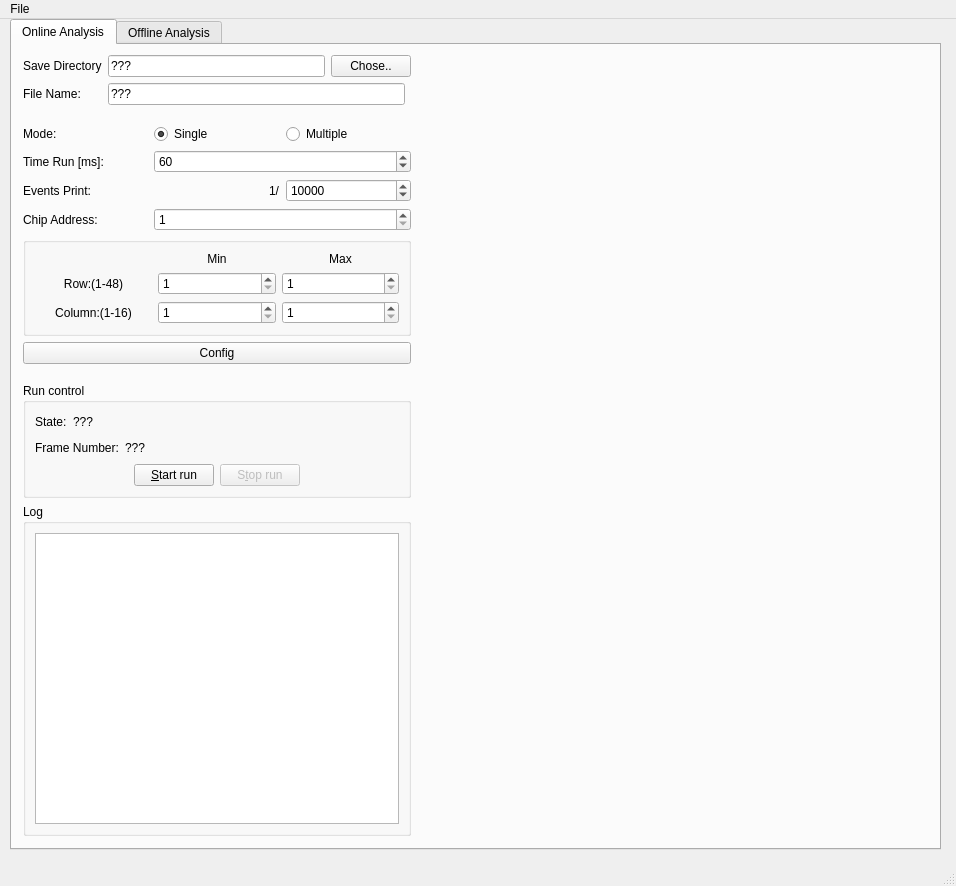
Old version of the form software/gui/form/mainwindow.ui in the repository cepc/kc705.
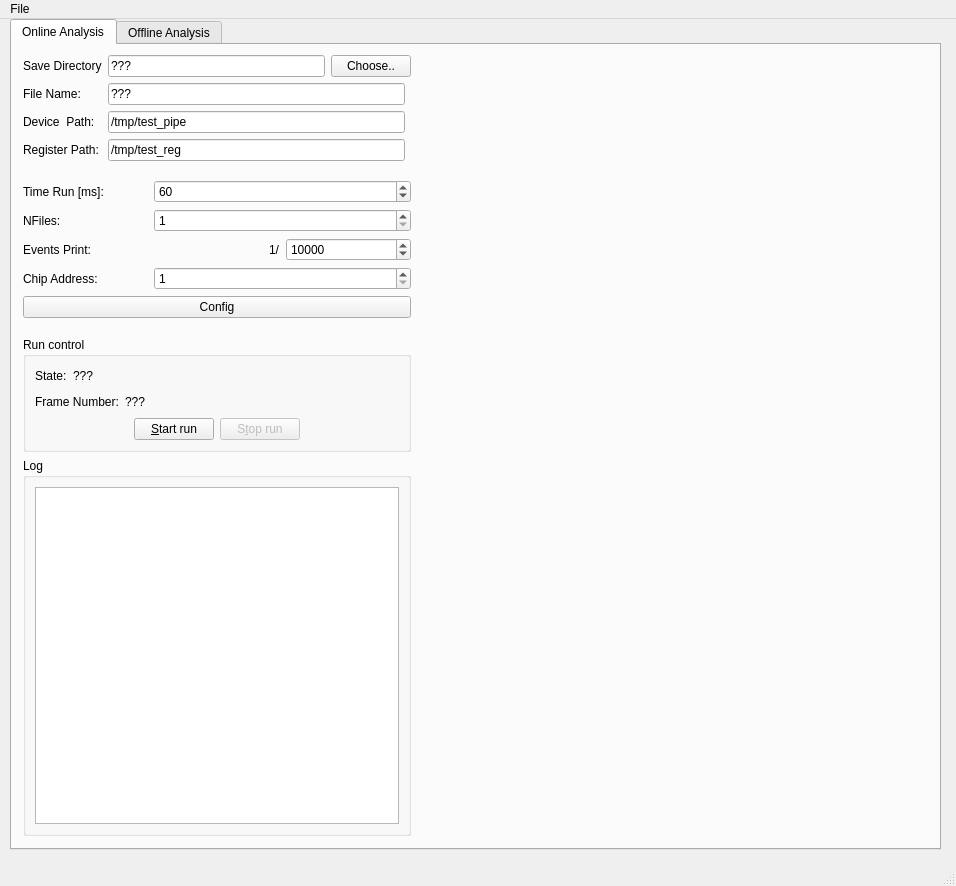
New version of the form. Icons and pictures are not drawn. Custom widgets are drawn as their Qt base class.

What changed in the file:
```diff
--- a/software/gui/form/mainwindow.ui
+++ b/software/gui/form/mainwindow.ui
@@ -46,13 +46,6 @@
       <layout class="QVBoxLayout" name="verticalLayout_6">
        <item>
         <layout class="QGridLayout" name="gridLayout_5">
-         <item row="3" column="1">
-          <widget class="QLineEdit" name="LineEdit_Online_FileName">
-           <property name="text">
-            <string>???</string>
-           </property>
-          </widget>
-         </item>
          <item row="0" column="0">
           <widget class="QLabel" name="label_11">
            <property name="text">
@@ -60,10 +53,10 @@
            </property>
           </widget>
          </item>
-         <item row="3" column="0">
-          <widget class="QLabel" name="label_21">
+         <item row="7" column="1">
+          <widget class="QLineEdit" name="LineEdit_Online_RegName">
            <property name="text">
-            <string>File Name:</string>
+            <string>/tmp/test_reg</string>
            </property>
           </widget>
          </item>
@@ -80,14 +73,49 @@
             </widget>
            </item>
            <item>
-            <widget class="QPushButton" name="Btn_Online_Chose">
+            <widget class="QPushButton" name="Btn_Online_Choose">
              <property name="text">
-              <string>Chose..</string>
+              <string>Choose..</string>
              </property>
             </widget>
            </item>
           </layout>
          </item>
+         <item row="7" column="0">
+          <widget class="QLabel" name="label_21">
+           <property name="text">
+            <string>Register Path:</string>
+           </property>
+          </widget>
+         </item>
+         <item row="3" column="0">
+          <widget class="QLabel" name="label_26">
+           <property name="text">
+            <string>File Name:</string>
+           </property>
+          </widget>
+         </item>
+         <item row="3" column="1">
+          <widget class="QLineEdit" name="LineEdit_Online_FileName">
+           <property name="text">
+            <string>???</string>
+           </property>
+          </widget>
+         </item>
+         <item row="5" column="1">
+          <widget class="QLineEdit" name="LineEdit_Online_InName">
+           <property name="text">
+            <string>/tmp/test_pipe</string>
+           </property>
+          </widget>
+         </item>
+         <item row="5" column="0">
+          <widget class="QLabel" name="label_25">
+           <property name="text">
+            <string>Device  Path:</string>
+           </property>
+          </widget>
+         </item>
         </layout>
        </item>
        <item>
@@ -106,69 +134,11 @@
          </property>
         </spacer>
        </item>
-       <item>
-        <layout class="QHBoxLayout" name="horizontalLayout_9">
-         <item>
-          <widget class="QLabel" name="label_12">
-           <property name="text">
-            <string>Mode:</string>
-           </property>
-          </widget>
-         </item>
-         <item>
-          <widget class="QRadioButton" name="RadioButton_Online_Single">
-           <property name="text">
-            <string>Single</string>
-           </property>
-           <property name="checked">
-            <bool>true</bool>
-           </property>
-          </widget>
-         </item>
-         <item>
-          <widget class="QRadioButton" name="RadioButton_Online_Multi">
-           <property name="text">
-            <string>Multiple</string>
-           </property>
-           <property name="checked">
-            <bool>false</bool>
-           </property>
-          </widget>
-         </item>
-        </layout>
-       </item>
        <item>
         <layout class="QGridLayout" name="gridLayout_3">
-         <item row="2" column="1" alignment="Qt::AlignRight">
-          <widget class="QLabel" name="label_ev">
-           <property name="text">
-            <string>1/</string>
-           </property>
-          </widget>
-         </item>
-         <item row="2" column="2">
-          <widget class="QSpinBox" name="SpinBox_Online_evPrint">
-           <property name="minimum">
-            <number>1</number>
-           </property>
-           <property name="maximum">
-            <number>999999999</number>
-           </property>
-           <property name="value">
-            <number>10000</number>
-           </property>
-           <property name="displayIntegerBase">
-            <number>10</number>
-           </property>
-          </widget>
-         </item>
-         <item row="0" column="0">
-          <widget class="QLabel" name="label_14">
-           <property name="text">
-            <string>Time Run [ms]:</string>
-           </property>
-          </widget>
-         </item>
+         <property name="verticalSpacing">
+          <number>6</number>
+         </property>
          <item row="0" column="1" colspan="2">
           <widget class="QSpinBox" name="SpinBox_Online_TimeRun">
            <property name="minimum">
@@ -185,6 +155,13 @@
            </property>
           </widget>
          </item>
+         <item row="0" column="0">
+          <widget class="QLabel" name="label_14">
+           <property name="text">
+            <string>Time Run [ms]:</string>
+           </property>
+          </widget>
+         </item>
          <item row="2" column="0">
           <widget class="QLabel" name="label_22">
            <property name="text">
@@ -192,13 +169,6 @@
            </property>
           </widget>
          </item>
-         <item row="3" column="0">
-          <widget class="QLabel" name="label_23">
-           <property name="text">
-            <string>Chip Address:</string>
-           </property>
-          </widget>
-         </item>
          <item row="3" column="1" colspan="2">
           <widget class="QSpinBox" name="SpinBox_Online_ChipAddress">
            <property name="minimum">
@@ -215,101 +185,61 @@
            </property>
           </widget>
          </item>
+         <item row="2" column="1" alignment="Qt::AlignRight">
+          <widget class="QLabel" name="label_ev">
+           <property name="text">
+            <string>1/</string>
+           </property>
+          </widget>
+         </item>
+         <item row="3" column="0">
+          <widget class="QLabel" name="label_23">
+           <property name="text">
+            <string>Chip Address:</string>
+           </property>
+          </widget>
+         </item>
+         <item row="2" column="2">
+          <widget class="QSpinBox" name="SpinBox_Online_evPrint">
+           <property name="minimum">
+            <number>1</number>
+           </property>
+           <property name="maximum">
+            <number>999999999</number>
+           </property>
+           <property name="value">
+            <number>10000</number>
+           </property>
+           <property name="displayIntegerBase">
+            <number>10</number>
+           </property>
+          </widget>
+         </item>
+         <item row="1" column="0">
+          <widget class="QLabel" name="label_24">
+           <property name="text">
+            <string>NFiles:</string>
+           </property>
+          </widget>
+         </item>
+         <item row="1" column="1" colspan="2">
+          <widget class="QSpinBox" name="SpinBox_Online_NFiles">
+           <property name="minimum">
+            <number>1</number>
+           </property>
+           <property name="maximum">
+            <number>100</number>
+           </property>
+           <property name="value">
+            <number>1</number>
+           </property>
+           <property name="displayIntegerBase">
+            <number>10</number>
+           </property>
+          </widget>
+         </item>
         </layout>
        </item>
-       <item>
-        <widget class="QGroupBox" name="groupBox_5">
-         <property name="title">
-          <string/>
-         </property>
-         <layout class="QVBoxLayout" name="verticalLayout_7">
-          <item>
-           <layout class="QGridLayout" name="gridLayout_4">
-            <item row="0" column="2">
-             <widget class="QLabel" name="label_15">
-              <property name="text">
-               <string>Max</string>
-              </property>
-              <property name="alignment">
-               <set>Qt::AlignCenter</set>
-              </property>
-             </widget>
-            </item>
-            <item row="1" column="0">
-             <widget class="QLabel" name="label_16">
-              <property name="text">
-               <string>Row:(1-48)</string>
-              </property>
-              <property name="alignment">
-               <set>Qt::AlignCenter</set>
-              </property>
-             </widget>
-            </item>
-            <item row="1" column="1">
-             <widget class="QSpinBox" name="SpinBox_Online_MinRow">
-              <property name="minimum">
-               <number>1</number>
-              </property>
-              <property name="maximum">
-               <number>48</number>
-              </property>
-             </widget>
-            </item>
-            <item row="1" column="2">
-             <widget class="QSpinBox" name="SpinBox_Online_MaxRow">
-              <property name="minimum">
-               <number>1</number>
-              </property>
-              <property name="maximum">
-               <number>48</number>
-              </property>
-             </widget>
-            </item>
-            <item row="2" column="0">
-             <widget class="QLabel" name="label_17">
-              <property name="text">
-               <string>Column:(1-16)</string>
-              </property>
-              <property name="alignment">
-               <set>Qt::AlignCenter</set>
-              </property>
-             </widget>
-            </item>
-            <item row="2" column="1">
-             <widget class="QSpinBox" name="SpinBox_Online_MinCol">
-              <property name="minimum">
-               <number>1</number>
-              </property>
-              <property name="maximum">
-               <number>16</number>
-              </property>
-             </widget>
-            </item>
-            <item row="2" column="2">
-             <widget class="QSpinBox" name="SpinBox_Online_MaxCol">
-              <property name="minimum">
-               <number>1</number>
-              </property>
-              <property name="maximum">
-               <number>16</number>
-              </property>
-             </widget>
-            </item>
-            <item row="0" column="1">
-             <widget class="QLabel" name="label_18">
-              <property name="text">
-               <string>Min</string>
-              </property>
-              <property name="alignment">
-               <set>Qt::AlignCenter</set>
-              </property>
-             </widget>
-            </item>
-           </layout>
-          </item>
-         </layout>
-        </widget>
-       </item>
        <item>
         <widget class="QPushButton" name="Btn_Online_Config">
          <property name="text">
```
